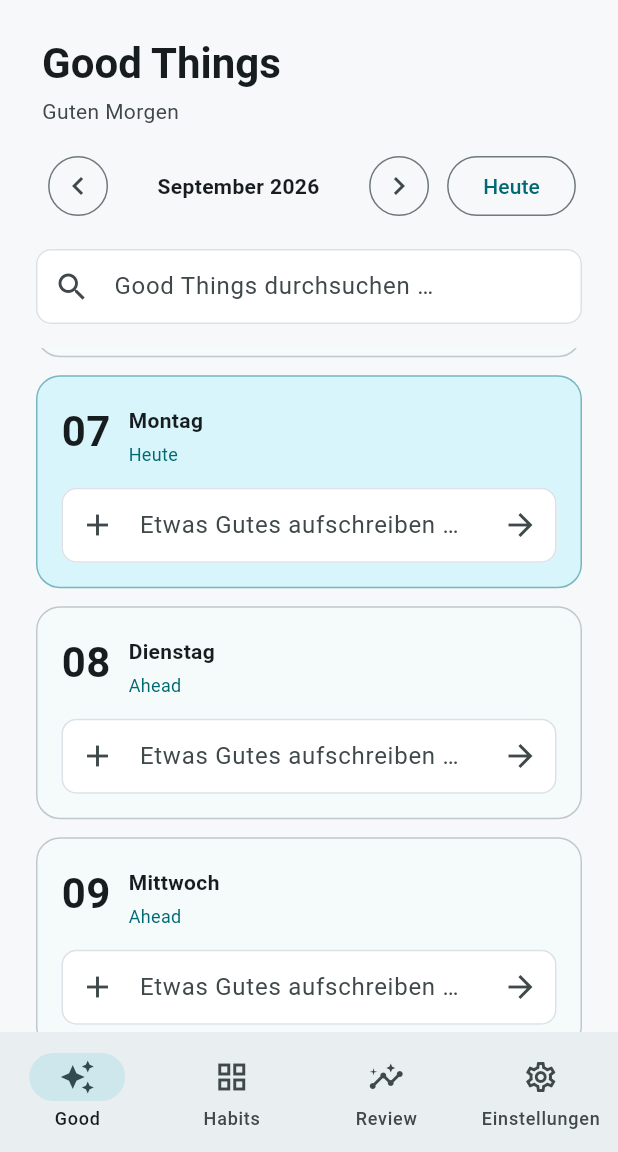
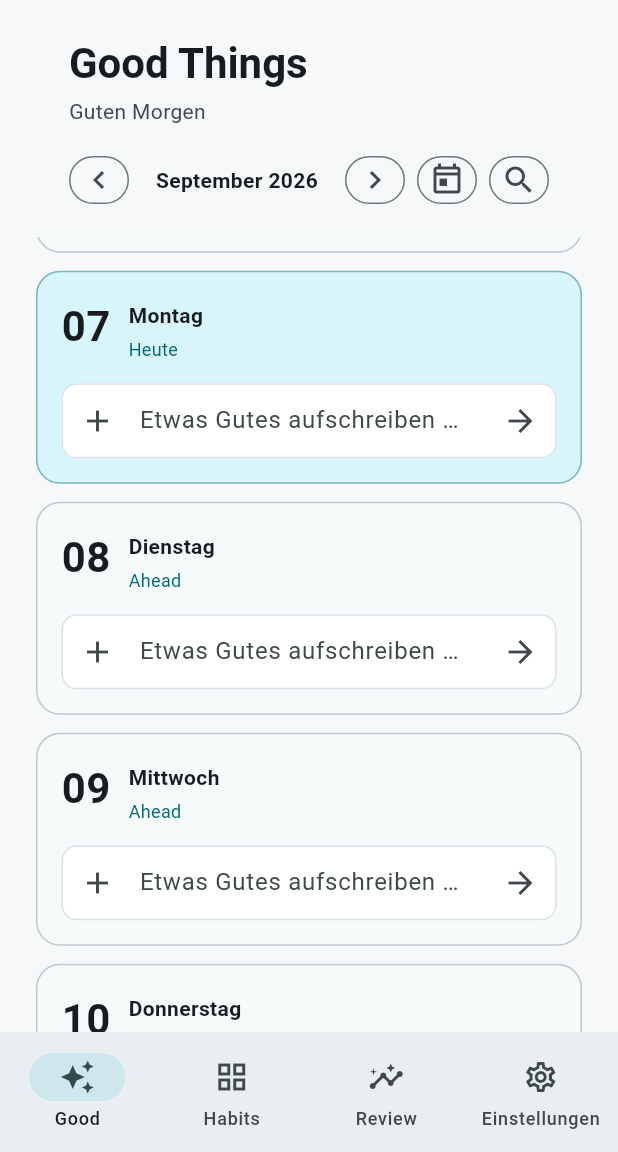
Before and after one commit to Rab2385/lighthouse_mini, a Flutter app: the screen it shows after launch, on a phone screen of 412 x 824 dp, the part 84-1236 px from its top. Run offline on Flutter 3.47's test engine with Material 3 defaults, Android fonts, the phone set to English and light mode, and no system bars; our stand-ins replace sembast, sembast_web; Roboto replaces fonts that are missing (Arial).

Commit message:
feat: Good Things search hides behind a header icon
The always-on search field ate ~72px of every phone viewport while just
browsing months. Now it's a search icon in the header row (next to the
month stepper); tapping it drops the field down (animated, autofocused)
and the icon becomes a filled close button. Closing clears the query and
returns to today's month view.

To fit the extra icon on one line, "Heute" becomes a today-icon button and
the MonthHeader stepper controls use compact density. Affects the Habits
month-grid header too (compact list view has no stepper, unchanged).

Co-Authored-By: Claude Sonnet 5 <noreply@anthropic.com>

```diff
--- a/lib/pages/good_things_page.dart
+++ b/lib/pages/good_things_page.dart
@@ -24,6 +24,7 @@ class _GoodThingsPageState extends State<GoodThingsPage>
   final GlobalKey _todayCardKey = GlobalKey();
 
   String _searchQuery = '';
+  bool _searchOpen = false;
 
   AppStrings get _strings => widget.controller.strings;
 
@@ -88,13 +89,31 @@ class _GoodThingsPageState extends State<GoodThingsPage>
 
     setState(() {
       _selectedMonth = DateTime(today.year, today.month);
-      if (_searchQuery.trim().isNotEmpty) {
+      if (_searchOpen || _searchQuery.trim().isNotEmpty) {
+        _searchOpen = false;
         _searchQuery = '';
         _searchController.clear();
       }
     });
 
     WidgetsBinding.instance.addPostFrameCallback((_) => _scrollToToday());
+  }
+
+  /// The search field is tucked away behind the header icon so it doesn't eat
+  /// a chunk of the viewport while you're just browsing months. Closing it
+  /// clears the query and drops you back on the month view.
+  void _toggleSearch() {
+    setState(() {
+      _searchOpen = !_searchOpen;
+      if (!_searchOpen) {
+        _searchController.clear();
+        _searchQuery = '';
+      }
+    });
+
+    if (!_searchOpen) {
+      WidgetsBinding.instance.addPostFrameCallback((_) => _scrollToToday());
+    }
   }
 
   void _scrollToToday() {
@@ -216,11 +235,28 @@ class _GoodThingsPageState extends State<GoodThingsPage>
               onPreviousMonth: _showPreviousMonth,
               onNextMonth: _canShowNextMonth ? _showNextMonth : null,
               onToday: _goToToday,
+              trailing: IconButton.outlined(
+                visualDensity: VisualDensity.compact,
+                tooltip: _searchOpen
+                    ? _strings.clearSearch
+                    : _strings.searchGoodThings,
+                isSelected: _searchOpen,
+                onPressed: _toggleSearch,
+                icon: const Icon(Icons.search),
+                selectedIcon: const Icon(Icons.close),
               ),
-            Padding(
+            ),
+            AnimatedSize(
+              duration: const Duration(milliseconds: 180),
+              curve: Curves.easeOut,
+              alignment: Alignment.topCenter,
+              child: !_searchOpen
+                  ? const SizedBox(width: double.infinity)
+                  : Padding(
                       padding: const EdgeInsets.fromLTRB(24, 0, 24, 16),
                       child: TextField(
                         controller: _searchController,
+                        autofocus: true,
                         onChanged: (value) {
                           setState(() {
                             _searchQuery = value;
@@ -241,6 +277,7 @@ class _GoodThingsPageState extends State<GoodThingsPage>
                                     });
                                   },
                                   icon: const Icon(Icons.close),
+                                ),
                         ),
                       ),
                     ),
--- a/lib/widgets/month_header.dart
+++ b/lib/widgets/month_header.dart
@@ -40,12 +40,13 @@ class MonthHeader extends StatelessWidget {
       children: [
         if (showMonthControls) ...[
           IconButton.outlined(
+            visualDensity: VisualDensity.compact,
             tooltip: strings.previousMonth,
             onPressed: onPreviousMonth,
             icon: const Icon(Icons.chevron_left),
           ),
           SizedBox(
-            width: 150,
+            width: 128,
             child: Text(
               monthText,
               textAlign: TextAlign.center,
@@ -53,11 +54,17 @@ class MonthHeader extends StatelessWidget {
             ),
           ),
           IconButton.outlined(
+            visualDensity: VisualDensity.compact,
             tooltip: strings.nextMonth,
             onPressed: onNextMonth,
             icon: const Icon(Icons.chevron_right),
           ),
-          OutlinedButton(onPressed: onToday, child: Text(strings.today)),
+          IconButton.outlined(
+            visualDensity: VisualDensity.compact,
+            tooltip: strings.today,
+            onPressed: onToday,
+            icon: const Icon(Icons.today_outlined),
+          ),
         ],
         ?trailing,
       ],
```
Lines whose indentation alone changed are shown as unchanged.
